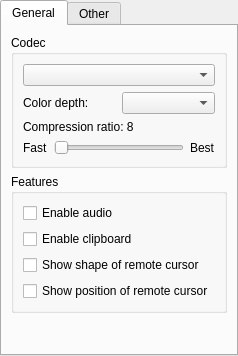
Before: the Qt Designer form source/console/computer_group_dialog_desktop.ui in dchapyshev/aspia, drawn with Qt 5.
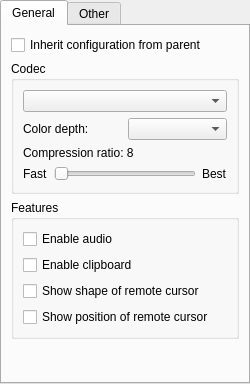
After: the same form once the commit is applied.

Commit message: Implemented ability to change and save for default configuration.

Patch:
```diff
--- a/source/console/computer_group_dialog_desktop.ui
+++ b/source/console/computer_group_dialog_desktop.ui
@@ -6,8 +6,8 @@
    <rect>
     <x>0</x>
     <y>0</y>
-    <width>238</width>
-    <height>356</height>
+    <width>250</width>
+    <height>384</height>
    </rect>
   </property>
   <property name="windowTitle">
@@ -37,7 +37,14 @@
       </attribute>
       <layout class="QVBoxLayout" name="verticalLayout_6">
        <item>
-        <widget class="QGroupBox" name="groupBox">
+        <widget class="QCheckBox" name="checkbox_inherit_config">
+         <property name="text">
+          <string>Inherit configuration from parent</string>
+         </property>
+        </widget>
+       </item>
+       <item>
+        <widget class="QGroupBox" name="groupbox_codec">
          <property name="sizePolicy">
           <sizepolicy hsizetype="Preferred" vsizetype="Fixed">
            <horstretch>0</horstretch>
```
The commit also changes 43 other files.
